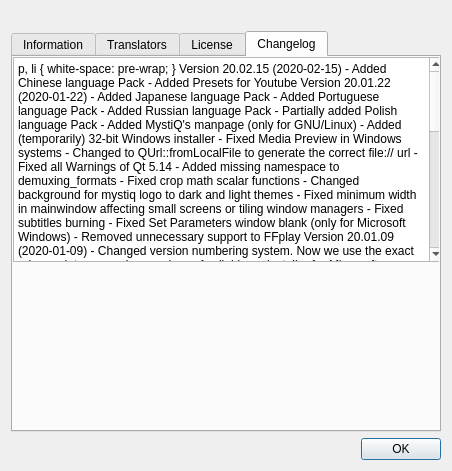
swl-x/MystiQ, file ui/aboutdialog.ui: the form before one commit.
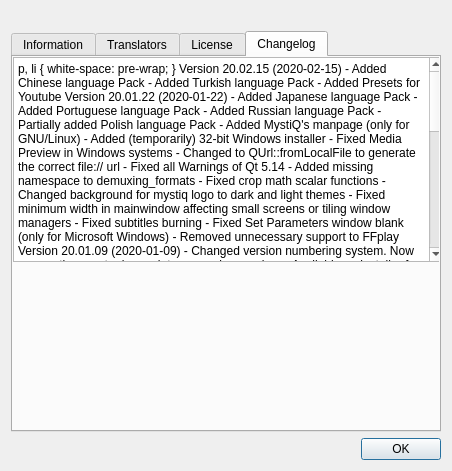
The form after the commit. The open tabs and pages were chosen to show the change. Icons and pictures are not drawn.

Commit message: Added Turkish language Pack

```diff
--- a/ui/aboutdialog.ui
+++ b/ui/aboutdialog.ui
@@ -262,6 +262,7 @@
 &lt;/style&gt;&lt;/head&gt;&lt;body style=&quot; font-family:'Fira Sans'; font-size:10pt; font-weight:400; font-style:normal;&quot;&gt;
 &lt;p style=&quot; margin-top:0px; margin-bottom:0px; margin-left:0px; margin-right:0px; -qt-block-indent:0; text-indent:0px;&quot;&gt;&lt;span style=&quot; font-family:'Fira Sans'; font-weight:600;&quot;&gt;Version 20.02.15 (2020-02-15)&lt;/span&gt;&lt;/p&gt;
 &lt;p style=&quot; margin-top:0px; margin-bottom:0px; margin-left:0px; margin-right:0px; -qt-block-indent:0; text-indent:0px;&quot;&gt;&lt;span style=&quot; font-family:'Fira Sans';&quot;&gt; - Added Chinese language Pack&lt;/span&gt;&lt;/p&gt;
+&lt;p style=&quot; margin-top:0px; margin-bottom:0px; margin-left:0px; margin-right:0px; -qt-block-indent:0; text-indent:0px;&quot;&gt;&lt;span style=&quot; font-family:'Fira Sans';&quot;&gt; - Added Turkish language Pack&lt;/span&gt;&lt;/p&gt;
 &lt;p style=&quot; margin-top:0px; margin-bottom:0px; margin-left:0px; margin-right:0px; -qt-block-indent:0; text-indent:0px;&quot;&gt;&lt;span style=&quot; font-family:'Fira Sans';&quot;&gt; - Added Presets for Youtube&lt;/span&gt;&lt;/p&gt;
 &lt;p style=&quot;-qt-paragraph-type:empty; margin-top:0px; margin-bottom:0px; margin-left:0px; margin-right:0px; -qt-block-indent:0; text-indent:0px; font-family:'Fira Sans'; font-weight:600;&quot;&gt;&lt;br /&gt;&lt;/p&gt;
 &lt;p style=&quot; margin-top:0px; margin-bottom:0px; margin-left:0px; margin-right:0px; -qt-block-indent:0; text-indent:0px;&quot;&gt;&lt;span style=&quot; font-family:'Fira Sans'; font-weight:600;&quot;&gt;Version 20.01.22 (2020-01-22)&lt;/span&gt;&lt;/p&gt;
```
The commit also changes 21 other files.
